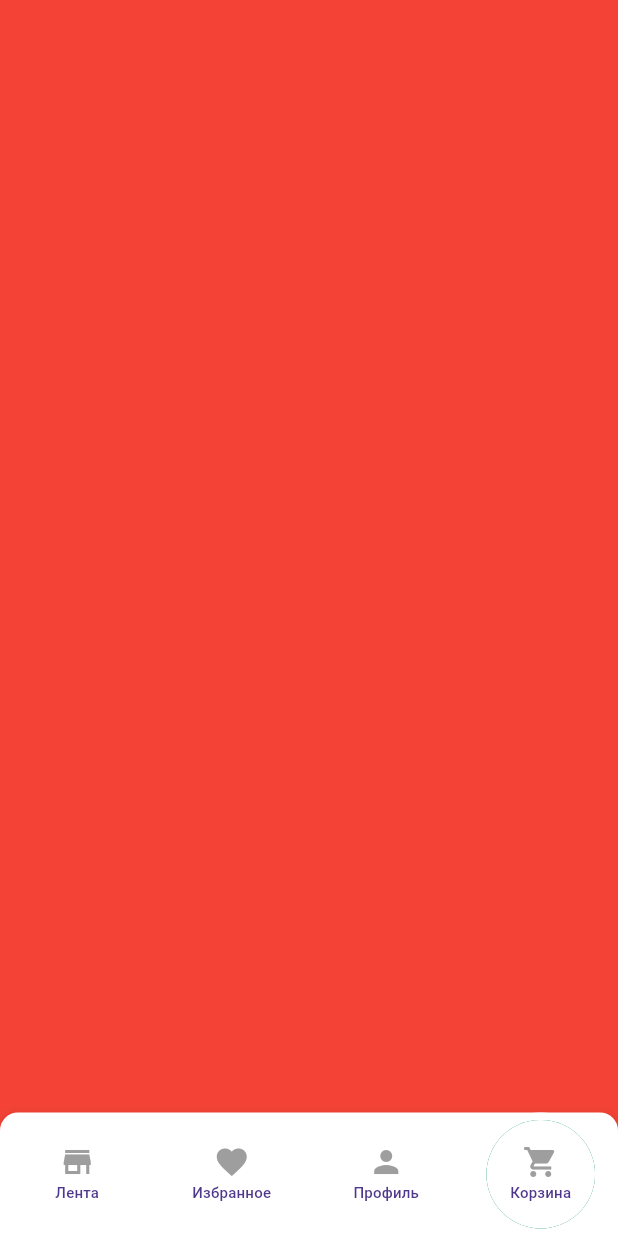
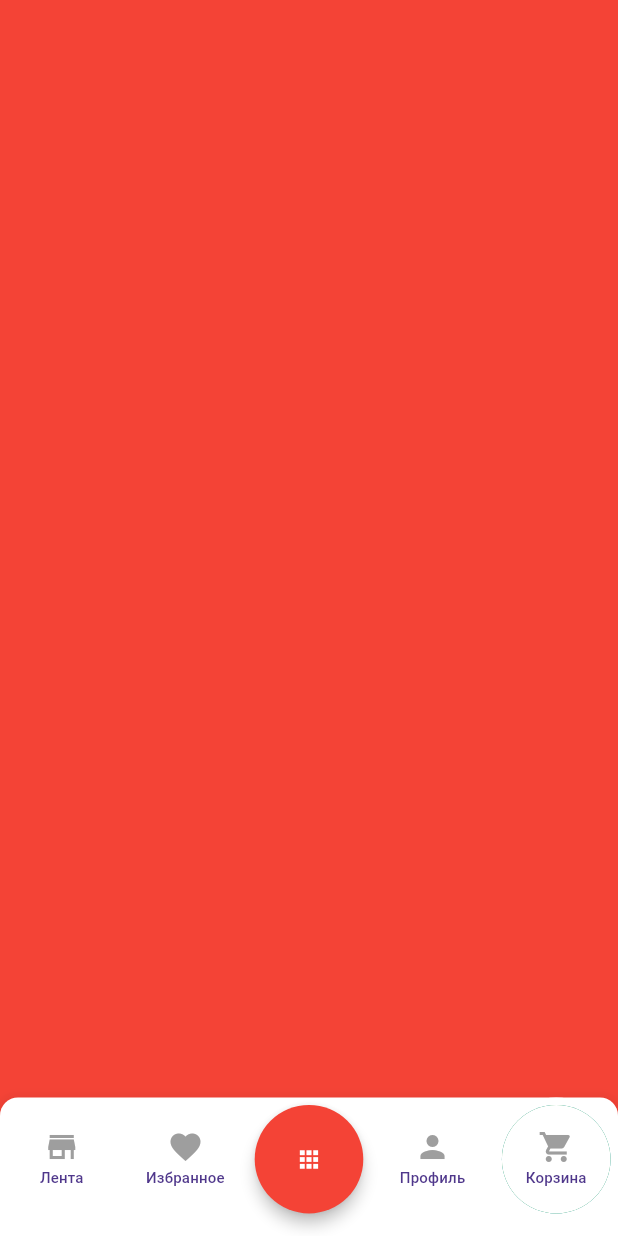
Before and after one commit to bekakts/malina_test, a Flutter app: the screen it shows after launch, on a phone screen of 412 x 824 dp. Run offline on Flutter 3.47's test engine with Material 3 defaults, Android fonts, the phone set to English and light mode, and no system bars; our stand-ins replace auto_route, flutter_bloc, freezed_annotation, get_it.

Commit message:
added one button

```diff
--- a/lib/presentation/ui/main/widget/bottom_nav_bar.dart
+++ b/lib/presentation/ui/main/widget/bottom_nav_bar.dart
@@ -28,7 +28,7 @@ class _BottomNavBarState extends State<BottomNavBar> {
   @override
   Widget build(BuildContext context) {
     final screenWidth = MediaQuery.of(context).size.width;
-    final calculatedHeight = screenWidth / 5;
+    final calculatedHeight = screenWidth / 5+10;
 
     return Stack(
       children: [
@@ -50,7 +50,10 @@ class _BottomNavBarState extends State<BottomNavBar> {
           ),
         ),
 
-        Positioned(left: 0, right: 0, bottom: 0, child: _bottomNavBar()),
+        Positioned(left: 0, right: 0, bottom: 0, child: Padding(
+          padding: const EdgeInsets.only(bottom: 10.0),
+          child: _bottomNavBar(),
+        )),
       ],
     );
   }
@@ -88,6 +91,27 @@ class _BottomNavBarState extends State<BottomNavBar> {
               _mainBloc.add(const MainEvent.tabSelected(MainTab.favorite));
               router.navigate(const FavoriteRoute());
             },
+          ),
+        ),
+
+        Padding(
+          padding: const EdgeInsets.all(5.0),
+          child: SizedBox(
+            width: bottomButtonSize,
+            height: bottomButtonSize,
+            child: ElevatedButton(
+              style: ElevatedButton.styleFrom(
+                backgroundColor: Colors.red,
+                shape: const CircleBorder(),
+                minimumSize: Size(bottomButtonSize, bottomButtonSize),
+                elevation: 4,
+              ),
+              onPressed: () {},
+              child: const Icon(
+                Icons.apps,
+                color: Colors.white,
+              ),
+            ),
           ),
         ),
 
```
